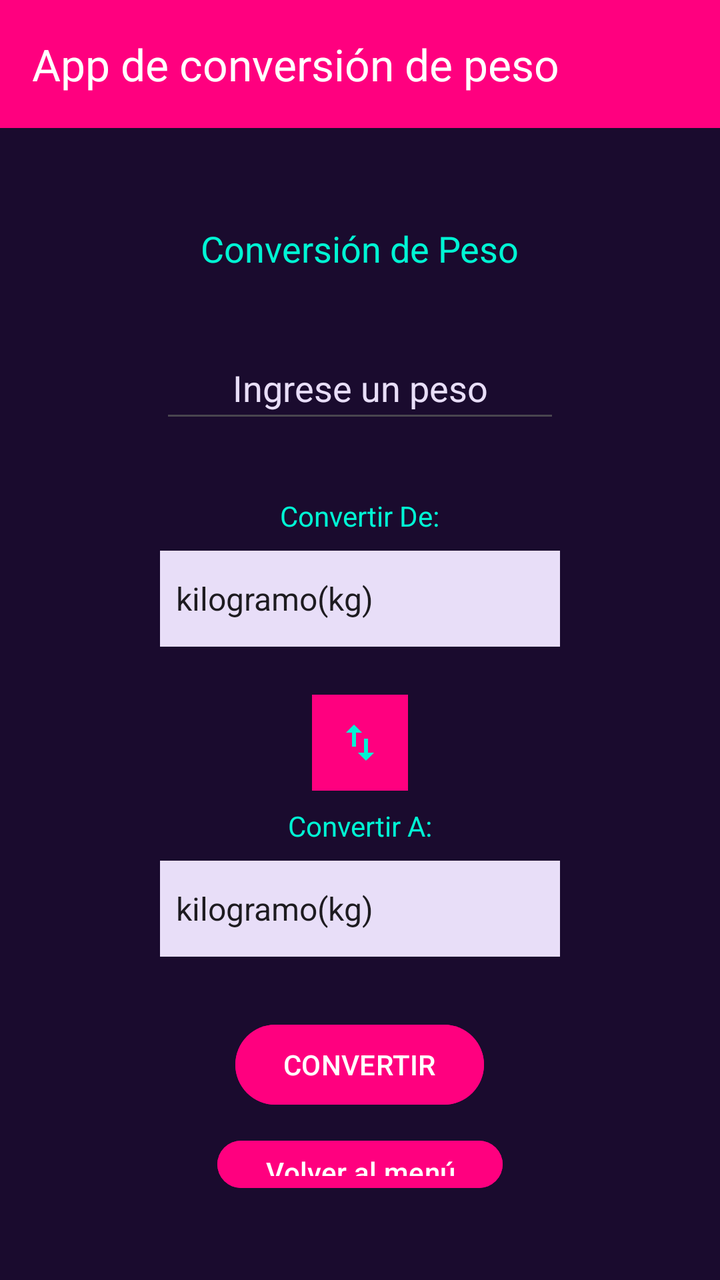
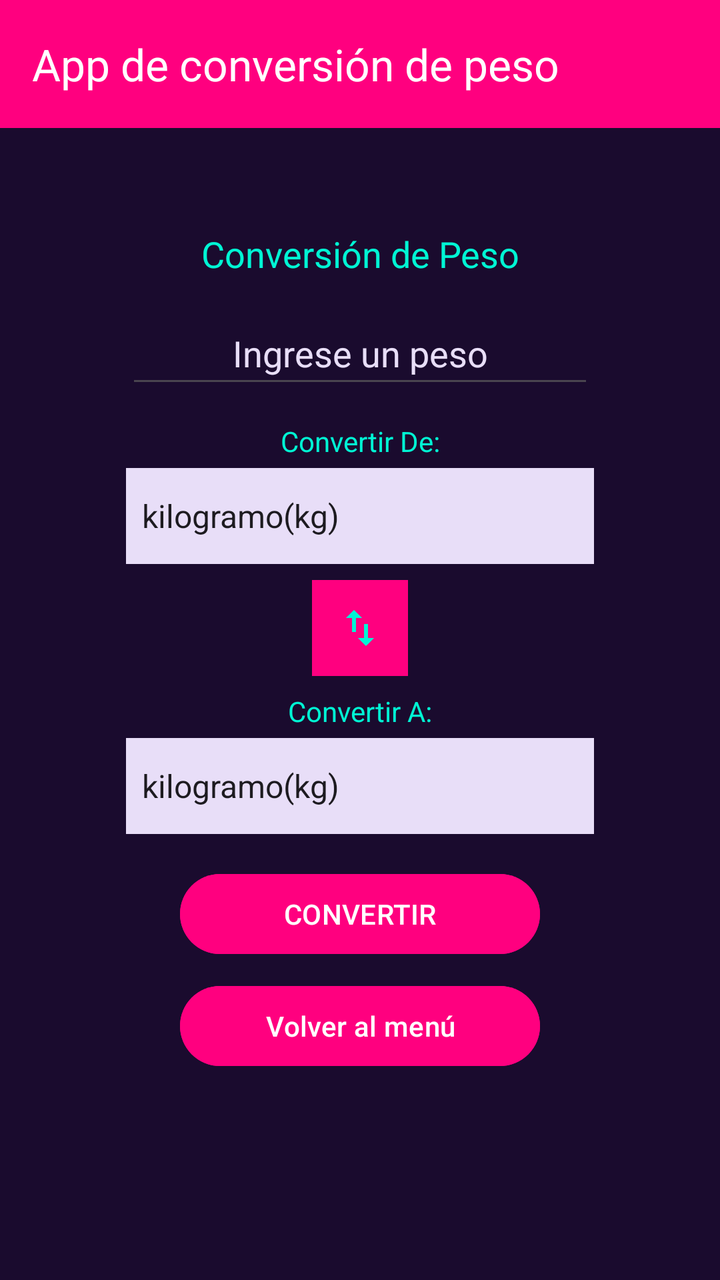

Two renders of the same Android screen: before a commit and after it. Below are the layout's source before the change and the commit's diff.
<!-- AndroidManifest.xml: application theme Theme.MenuApp -->
<!-- res/layout/activity_conversion_de_peso.xml -->
<?xml version="1.0" encoding="utf-8"?>
<LinearLayout xmlns:android="http://schemas.android.com/apk/res/android"
    xmlns:app="http://schemas.android.com/apk/res-auto"
    xmlns:tools="http://schemas.android.com/tools"
    android:layout_width="match_parent"
    android:layout_height="match_parent"
    android:orientation="vertical"
    tools:context=".MainActivity">

    <androidx.appcompat.widget.Toolbar
        android:id="@+id/toolbar"
        android:layout_width="match_parent"
        android:layout_height="?attr/actionBarSize"
        android:background="?attr/colorPrimary"
        android:elevation="4dp"
        app:title="@string/app_name3"
        app:titleTextColor="?attr/colorOnPrimary"
        android:theme="@style/ThemeOverlay.AppCompat.Dark.ActionBar" />
    <LinearLayout
        android:layout_width="match_parent"
        android:layout_height="match_parent"
        android:gravity="center_horizontal"
        android:orientation="vertical"
        android:background="?attr/colorSurface"
        android:padding="32dp">

        <TextView
            android:id="@+id/tvTitulo"
            android:layout_width="wrap_content"
            android:layout_height="wrap_content"
            android:layout_marginTop="16dp"
            android:layout_marginBottom="32dp"
            android:text="@string/titulo"
            android:textColor="?attr/colorSecondary"
            android:textSize="18sp" />

        <EditText
            android:id="@+id/editValor"
            android:layout_width="200dp"
            android:layout_height="wrap_content"
            android:minHeight="48dp"
            android:importantForAutofill="no"
            android:layout_marginBottom="32dp"
            android:gravity="center"
            android:inputType="numberDecimal"
            android:textColor="?attr/colorSecondary"
            android:text=""
            android:hint="@string/placeHolder"
            android:textColorHint="?attr/colorSecondaryContainer"
            android:textSize="18sp" />

        <TextView
            android:layout_width="wrap_content"
            android:layout_height="wrap_content"
            android:layout_marginBottom="8dp"
            android:text="@string/unidadDesde"
            android:textColor="?attr/colorSecondary"
            android:textSize="14sp" />

        <Spinner
            android:id="@+id/spinnerFrom1"
            android:layout_width="200dp"
            android:layout_height="48dp"
            android:layout_marginBottom="24dp"
            android:entries="@array/unidades_peso"
            android:background="?attr/colorSecondaryContainer"
            android:textColor="?attr/colorSecondaryContainer"
            android:spinnerMode="dropdown" />

        <ImageButton
            android:id="@+id/btnInvertir"
            android:layout_width="48dp"
            android:layout_height="48dp"
            android:layout_marginBottom="8dp"
            android:background="?attr/colorPrimary"
            android:src="@drawable/ic_intercambio"
            app:tint="?attr/colorSecondary"
            android:contentDescription="@string/descripcionImagen" />

        <TextView
            android:layout_width="wrap_content"
            android:layout_height="wrap_content"
            android:layout_marginBottom="8dp"
            android:text="@string/unidadHacia"
            android:textColor="?attr/colorSecondary"
            android:textSize="14sp" />

        <Spinner
            android:id="@+id/spinnerFrom2"
            android:layout_width="200dp"
            android:layout_height="48dp"
            android:layout_marginBottom="30dp"
            android:entries="@array/unidades_peso"
            android:background="?attr/colorSecondaryContainer"
            android:textColor="?attr/colorSecondaryContainer"
            android:spinnerMode="dropdown" />

        <Button
            android:id="@+id/btnConvertir"
            android:layout_width="wrap_content"
            android:layout_height="wrap_content"
            android:layout_marginBottom="10dp"
            android:backgroundTint="?attr/colorPrimary"
            android:paddingHorizontal="24dp"
            android:text="@string/btnTitulo"
            android:textColor="?attr/colorOnPrimary" />

        <Button
            android:id="@+id/btnVolverMenu"
            android:layout_width="wrap_content"
            android:layout_height="wrap_content"
            android:layout_marginBottom="10dp"
            android:backgroundTint="?attr/colorPrimary"
            android:paddingHorizontal="24dp"
            android:text="@string/btnVolverMenu"
            android:textColor="?attr/colorOnPrimary" />

        <TextView
            android:id="@+id/tvResultado"
            android:layout_width="wrap_content"
            android:layout_height="wrap_content"
            android:layout_marginBottom="12dp"
            android:text=""
            android:textColor="?attr/colorSecondary"
            android:textSize="16sp" />

    </LinearLayout>
</LinearLayout>
<!-- resources referenced by this layout -->
<resources>
  <string-array name="unidades_peso">
          <item>kilogramo(kg)</item>
          <item>libra(lb)</item>
          <item>onza(oz)</item>
          <item>gramo(gr)</item>
      </string-array>
  <!-- drawable ic_intercambio (drawable) -->
  <vector xmlns:android="http://schemas.android.com/apk/res/android" android:height="24dp" android:tint="#FFC745" android:viewportHeight="24" android:viewportWidth="24" android:width="24dp">
        
      <path android:fillColor="@android:color/white" android:pathData="M16,17.01V10h-2v7.01h-3L15,21l4,-3.99h-3zM9,3L5,6.99h3V14h2V6.99h3L9,3z"/>
      
  </vector>
  <string name="app_name3" translatable="false">App de conversión de peso</string>
  <string name="btnTitulo" translatable="false">CONVERTIR</string>
  <string name="btnVolverMenu" translatable="false">Volver al menú</string>
  <string name="descripcionImagen" translatable="false">Intercambiar unidades</string>
  <string name="placeHolder" translatable="false">Ingrese un peso</string>
  <string name="titulo" translatable="false">Conversión de Peso</string>
  <string name="unidadDesde" translatable="false">Convertir De:</string>
  <string name="unidadHacia" translatable="false">Convertir A:</string>
  <style name="Theme.MenuApp" parent="Base.Theme.MenuApp">
          <item name="colorPrimary">#FF007F</item>
          <item name="colorOnPrimary">#FFFFFF</item>
          <item name="colorContainer">#251B45</item>
          <item name="colorSecondary">#00F5D4</item>
          <item name="colorOnSecondary">#0B0114</item>
          <item name="android:windowBackground">#0B0114</item>
          <item name="colorSurface">#1A0B2E</item>
          <item name="colorOnSurface">#00F5D4</item>
          <item name="colorOnSurfaceVariant">#9D4EDD</item>
      </style>
  <style name="Base.Theme.MenuApp" parent="Theme.Material3.DayNight.NoActionBar">
          <item name="colorPrimary">#6200EE</item>
          <item name="android:windowBackground">#FFFFFF</item>
      </style>
</resources>

<!-- the commit's change to res/layout/activity_conversion_de_peso.xml (unified diff, before → after) -->
@@ -1,11 +1,12 @@
 <?xml version="1.0" encoding="utf-8"?>
-<LinearLayout xmlns:android="http://schemas.android.com/apk/res/android"
+<androidx.constraintlayout.widget.ConstraintLayout
+    xmlns:android="http://schemas.android.com/apk/res/android"
     xmlns:app="http://schemas.android.com/apk/res-auto"
     xmlns:tools="http://schemas.android.com/tools"
     android:layout_width="match_parent"
     android:layout_height="match_parent"
-    android:orientation="vertical"
-    tools:context=".MainActivity">
+    android:background="?attr/colorSurface"
+    tools:context=".ConversionDePeso">
 
     <androidx.appcompat.widget.Toolbar
         android:id="@+id/toolbar"
@@ -15,114 +16,165 @@
         android:elevation="4dp"
         app:title="@string/app_name3"
         app:titleTextColor="?attr/colorOnPrimary"
-        android:theme="@style/ThemeOverlay.AppCompat.Dark.ActionBar" />
-    <LinearLayout
-        android:layout_width="match_parent"
-        android:layout_height="match_parent"
-        android:gravity="center_horizontal"
+        android:theme="@style/ThemeOverlay.AppCompat.Dark.ActionBar"
+        app:layout_constraintTop_toTopOf="parent"
+        app:layout_constraintLeft_toLeftOf="parent"
+        app:layout_constraintRight_toRightOf="parent" />
+
+    <androidx.constraintlayout.widget.Guideline
+        android:id="@+id/glCenter"
+        android:layout_width="wrap_content"
+        android:layout_height="wrap_content"
         android:orientation="vertical"
-        android:background="?attr/colorSurface"
-        android:padding="32dp">
+        app:layout_constraintGuide_percent="0.5" />
 
-        <TextView
-            android:id="@+id/tvTitulo"
-            android:layout_width="wrap_content"
-            android:layout_height="wrap_content"
-            android:layout_marginTop="16dp"
-            android:layout_marginBottom="32dp"
-            android:text="@string/titulo"
-            android:textColor="?attr/colorSecondary"
-            android:textSize="18sp" />
+    <TextView
+        android:id="@+id/tvTitulo"
+        android:layout_width="0dp"
+        android:layout_height="wrap_content"
+        android:gravity="center"
+        android:text="@string/titulo"
+        android:textColor="?attr/colorSecondary"
+        android:textSize="18sp"
+        app:layout_constraintTop_toBottomOf="@id/toolbar"
+        app:layout_constraintBottom_toTopOf="@id/editValor"
+        app:layout_constraintLeft_toLeftOf="parent"
+        app:layout_constraintRight_toRightOf="parent"
+        app:layout_constraintVertical_chainStyle="packed" />
 
-        <EditText
-            android:id="@+id/editValor"
-            android:layout_width="200dp"
-            android:layout_height="wrap_content"
-            android:minHeight="48dp"
-            android:importantForAutofill="no"
-            android:layout_marginBottom="32dp"
-            android:gravity="center"
-            android:inputType="numberDecimal"
-            android:textColor="?attr/colorSecondary"
-            android:text=""
-            android:hint="@string/placeHolder"
-            android:textColorHint="?attr/colorSecondaryContainer"
-            android:textSize="18sp" />
+    <EditText
+        android:id="@+id/editValor"
+        android:layout_width="0dp"
+        android:layout_height="wrap_content"
+        android:minHeight="48dp"
+        android:importantForAutofill="no"
+        android:layout_marginTop="12dp"
+        android:gravity="center"
+        android:inputType="numberDecimal"
+        android:textColor="?attr/colorSecondary"
+        android:hint="@string/placeHolder"
+        android:textColorHint="?attr/colorSecondaryContainer"
+        android:textSize="18sp"
+        app:layout_constraintWidth_percent="0.65"
+        app:layout_maxWidth="320dp"
+        app:layout_constraintTop_toBottomOf="@id/tvTitulo"
+        app:layout_constraintBottom_toTopOf="@id/tvLabelDesde"
+        app:layout_constraintLeft_toLeftOf="@id/glCenter"
+        app:layout_constraintRight_toRightOf="@id/glCenter" />
 
-        <TextView
-            android:layout_width="wrap_content"
-            android:layout_height="wrap_content"
-            android:layout_marginBottom="8dp"
-            android:text="@string/unidadDesde"
-            android:textColor="?attr/colorSecondary"
-            android:textSize="14sp" />
+    <TextView
+        android:id="@+id/tvLabelDesde"
+        android:layout_width="wrap_content"
+        android:layout_height="wrap_content"
+        android:layout_marginTop="12dp"
+        android:text="@string/unidadDesde"
+        android:textColor="?attr/colorSecondary"
+        android:textSize="14sp"
+        app:layout_constraintTop_toBottomOf="@id/editValor"
+        app:layout_constraintBottom_toTopOf="@id/spinnerFrom1"
+        app:layout_constraintLeft_toLeftOf="parent"
+        app:layout_constraintRight_toRightOf="parent" />
 
-        <Spinner
-            android:id="@+id/spinnerFrom1"
-            android:layout_width="200dp"
-            android:layout_height="48dp"
-            android:layout_marginBottom="24dp"
-            android:entries="@array/unidades_peso"
-            android:background="?attr/colorSecondaryContainer"
-            android:textColor="?attr/colorSecondaryContainer"
-            android:spinnerMode="dropdown" />
+    <Spinner
+        android:id="@+id/spinnerFrom1"
+        android:layout_width="0dp"
+        android:layout_height="48dp"
+        android:layout_marginTop="4dp"
+        android:entries="@array/unidades_peso"
+        android:background="?attr/colorSecondaryContainer"
+        android:spinnerMode="dropdown"
+        app:layout_constraintWidth_percent="0.65"
+        app:layout_maxWidth="320dp"
+        app:layout_constraintTop_toBottomOf="@id/tvLabelDesde"
+        app:layout_constraintBottom_toTopOf="@id/btnInvertir"
+        app:layout_constraintLeft_toLeftOf="@id/glCenter"
+        app:layout_constraintRight_toRightOf="@id/glCenter" />
 
-        <ImageButton
-            android:id="@+id/btnInvertir"
-            android:layout_width="48dp"
-            android:layout_height="48dp"
-            android:layout_marginBottom="8dp"
-            android:background="?attr/colorPrimary"
-            android:src="@drawable/ic_intercambio"
-            app:tint="?attr/colorSecondary"
-            android:contentDescription="@string/descripcionImagen" />
+    <ImageButton
+        android:id="@+id/btnInvertir"
+        android:layout_width="48dp"
+        android:layout_height="48dp"
+        android:layout_marginTop="8dp"
+        android:background="?attr/colorPrimary"
+        android:src="@drawable/ic_intercambio"
+        app:tint="?attr/colorSecondary"
+        android:contentDescription="@string/descripcionImagen"
+        app:layout_constraintTop_toBottomOf="@id/spinnerFrom1"
+        app:layout_constraintBottom_toTopOf="@id/tvLabelHacia"
+        app:layout_constraintLeft_toLeftOf="@id/glCenter"
+        app:layout_constraintRight_toRightOf="@id/glCenter" />
 
-        <TextView
-            android:layout_width="wrap_content"
-            android:layout_height="wrap_content"
-            android:layout_marginBottom="8dp"
-            android:text="@string/unidadHacia"
-            android:textColor="?attr/colorSecondary"
-            android:textSize="14sp" />
+    <TextView
+        android:id="@+id/tvLabelHacia"
+        android:layout_width="wrap_content"
+        android:layout_height="wrap_content"
+        android:layout_marginTop="8dp"
+        android:text="@string/unidadHacia"
+        android:textColor="?attr/colorSecondary"
+        android:textSize="14sp"
+        app:layout_constraintTop_toBottomOf="@id/btnInvertir"
+        app:layout_constraintBottom_toTopOf="@id/spinnerFrom2"
+        app:layout_constraintLeft_toLeftOf="parent"
+        app:layout_constraintRight_toRightOf="parent" />
 
-        <Spinner
-            android:id="@+id/spinnerFrom2"
-            android:layout_width="200dp"
-            android:layout_height="48dp"
-            android:layout_marginBottom="30dp"
-            android:entries="@array/unidades_peso"
-            android:background="?attr/colorSecondaryContainer"
-            android:textColor="?attr/colorSecondaryContainer"
-            android:spinnerMode="dropdown" />
+    <Spinner
+        android:id="@+id/spinnerFrom2"
+        android:layout_width="0dp"
+        android:layout_height="48dp"
+        android:layout_marginTop="4dp"
+        android:entries="@array/unidades_peso"
+        android:background="?attr/colorSecondaryContainer"
+        android:spinnerMode="dropdown"
+        app:layout_constraintWidth_percent="0.65"
+        app:layout_maxWidth="320dp"
+        app:layout_constraintTop_toBottomOf="@id/tvLabelHacia"
+        app:layout_constraintBottom_toTopOf="@id/btnConvertir"
+        app:layout_constraintLeft_toLeftOf="@id/glCenter"
+        app:layout_constraintRight_toRightOf="@id/glCenter" />
 
-        <Button
-            android:id="@+id/btnConvertir"
-            android:layout_width="wrap_content"
-            android:layout_height="wrap_content"
-            android:layout_marginBottom="10dp"
-            android:backgroundTint="?attr/colorPrimary"
-            android:paddingHorizontal="24dp"
-            android:text="@string/btnTitulo"
-            android:textColor="?attr/colorOnPrimary" />
+    <Button
+        android:id="@+id/btnConvertir"
+        android:layout_width="0dp"
+        android:layout_height="wrap_content"
+        android:layout_marginTop="16dp"
+        android:backgroundTint="?attr/colorPrimary"
+        android:text="@string/btnTitulo"
+        android:textColor="?attr/colorOnPrimary"
+        app:layout_constraintWidth_percent="0.5"
+        app:layout_maxWidth="250dp"
+        app:layout_constraintTop_toBottomOf="@id/spinnerFrom2"
+        app:layout_constraintBottom_toTopOf="@id/btnVolverMenu"
+        app:layout_constraintLeft_toLeftOf="@id/glCenter"
+        app:layout_constraintRight_toRightOf="@id/glCenter" />
 
-        <Button
-            android:id="@+id/btnVolverMenu"
-            android:layout_width="wrap_content"
-            android:layout_height="wrap_content"
-            android:layout_marginBottom="10dp"
-            android:backgroundTint="?attr/colorPrimary"
-            android:paddingHorizontal="24dp"
-            android:text="@string/btnVolverMenu"
-            android:textColor="?attr/colorOnPrimary" />
+    <Button
+        android:id="@+id/btnVolverMenu"
+        android:layout_width="0dp"
+        android:layout_height="wrap_content"
+        android:layout_marginTop="8dp"
+        android:backgroundTint="?attr/colorPrimary"
+        android:text="@string/btnVolverMenu"
+        android:textColor="?attr/colorOnPrimary"
+        app:layout_constraintWidth_percent="0.5"
+        app:layout_maxWidth="250dp"
+        app:layout_constraintTop_toBottomOf="@id/btnConvertir"
+        app:layout_constraintBottom_toTopOf="@id/tvResultado"
+        app:layout_constraintLeft_toLeftOf="@id/glCenter"
+        app:layout_constraintRight_toRightOf="@id/glCenter" />
 
-        <TextView
-            android:id="@+id/tvResultado"
-            android:layout_width="wrap_content"
-            android:layout_height="wrap_content"
-            android:layout_marginBottom="12dp"
-            android:text=""
-            android:textColor="?attr/colorSecondary"
-            android:textSize="16sp" />
+    <TextView
+        android:id="@+id/tvResultado"
+        android:layout_width="0dp"
+        android:layout_height="wrap_content"
+        android:layout_marginTop="12dp"
+        android:layout_marginBottom="16dp"
+        android:gravity="center"
+        android:textColor="?attr/colorSecondary"
+        android:textSize="18sp"
+        android:textStyle="bold"
+        app:layout_constraintTop_toBottomOf="@id/btnVolverMenu"
+        app:layout_constraintBottom_toBottomOf="parent"
+        app:layout_constraintLeft_toLeftOf="parent"
+        app:layout_constraintRight_toRightOf="parent" />
 
-    </LinearLayout>
-</LinearLayout>
+</androidx.constraintlayout.widget.ConstraintLayout>
